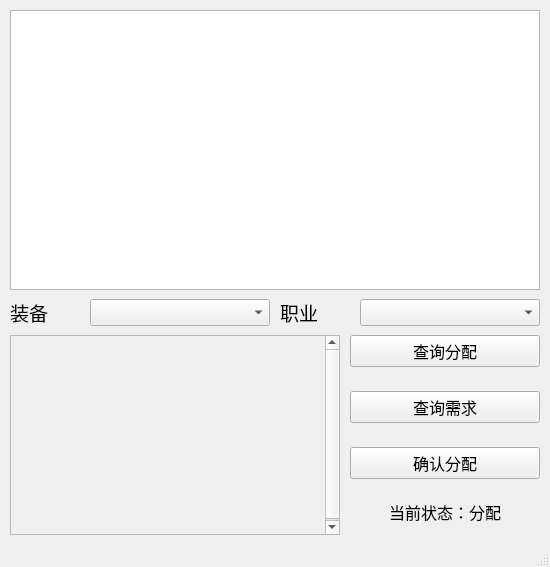
This is mainwindow.ui in hl1282456555/BISDistributor as Qt 5 draws it before an edit. The edited form follows.
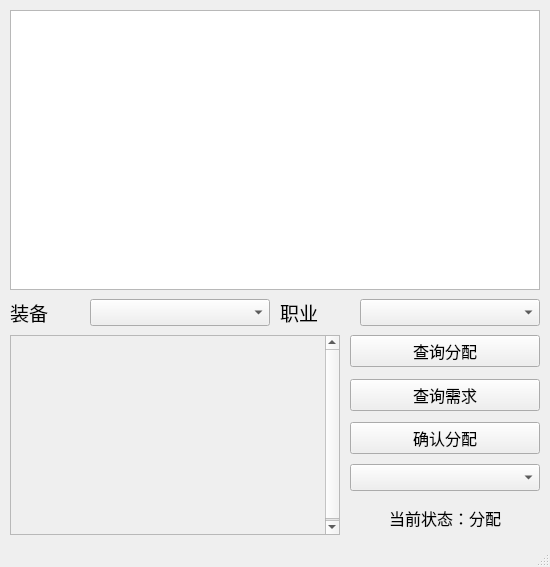
This is the edited form.

Commit message: fill logic

```diff
--- a/mainwindow.ui
+++ b/mainwindow.ui
@@ -304,6 +304,15 @@
             </property>
            </widget>
           </item>
+          <item>
+           <widget class="QComboBox" name="comboBox_EquipmentStatus">
+            <property name="font">
+             <font>
+              <pointsize>12</pointsize>
+             </font>
+            </property>
+           </widget>
+          </item>
           <item>
            <widget class="QLabel" name="label_CurrentStatus">
             <property name="font">
```
Left out of the diff: 2 changed lines with no effect on the pictures. The commit also changes 2 other files.
